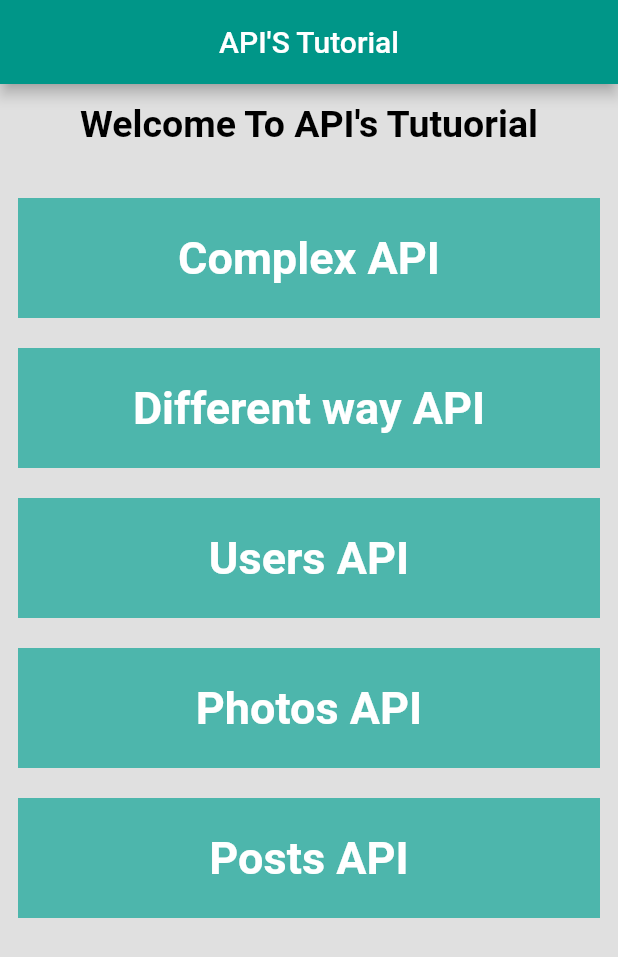
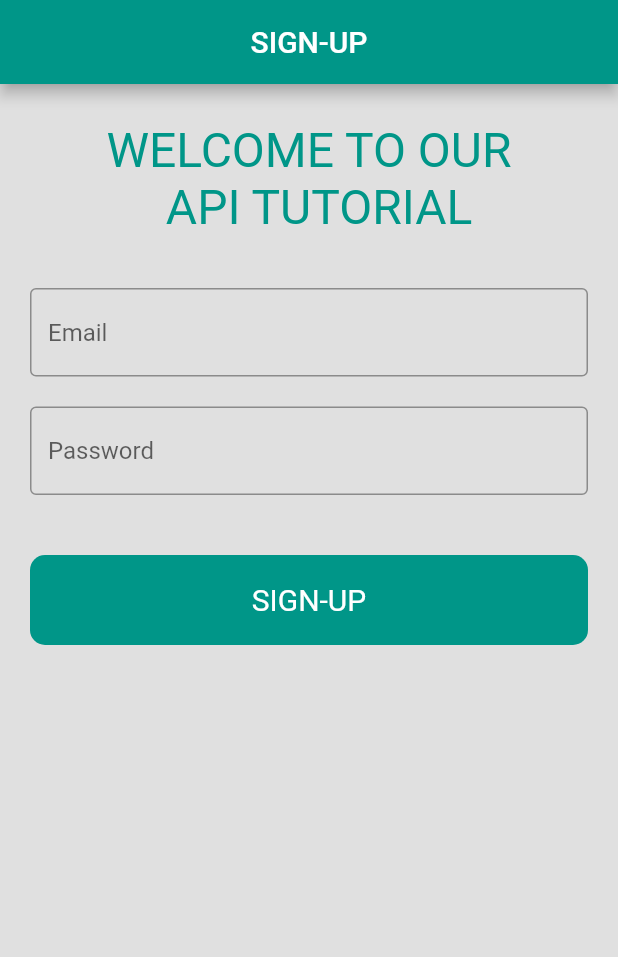
Before and after one commit to YaseenMughal/api_tutorial, a Flutter app: the screen it shows after launch, on a phone screen of 412 x 824 dp. Shown: the top 957 px of the screen. Run offline on Flutter 3.47's test engine with Material 2 defaults, Android fonts, the phone set to English and light mode, and no system bars.

Commit message:
complex api

```diff
--- a/lib/dashboard_screen.dart
+++ b/lib/dashboard_screen.dart
@@ -3,6 +3,7 @@ import 'package:api_tutorial/home_screen2.dart';
 import 'package:api_tutorial/home_screen3.dart';
 import 'package:api_tutorial/home_screen4.dart';
 import 'package:api_tutorial/home_screen5.dart';
+import 'package:api_tutorial/upload_image_screen.dart';
 import 'package:flutter/material.dart';
 
 class DashboardScreen extends StatefulWidget {
--- a/lib/main.dart
+++ b/lib/main.dart
@@ -1,5 +1,5 @@
-import 'package:api_tutorial/dashboard_screen.dart';
 import 'package:flutter/material.dart';
+import 'package:api_tutorial/signup.dart';
 
 void main() {
   runApp(const MyApp());
@@ -16,7 +16,7 @@ class MyApp extends StatelessWidget {
         primarySwatch: Colors.teal,
       ),
       debugShowCheckedModeBanner: false,
-      home: const DashboardScreen(),
+      home: const SignupScreen(),
     );
   }
 }
--- /dev/null
+++ b/lib/signup.dart
@@ -0,0 +1,100 @@
+import 'dart:convert';
+
+import 'package:api_tutorial/dashboard_screen.dart';
+import 'package:flutter/material.dart';
+import 'package:flutter/src/widgets/framework.dart';
+import 'package:flutter/src/widgets/placeholder.dart';
+import 'package:http/http.dart';
+
+class SignupScreen extends StatefulWidget {
+  const SignupScreen({super.key});
+
+  @override
+  State<SignupScreen> createState() => _SignupScreenState();
+}
+
+class _SignupScreenState extends State<SignupScreen> {
+  void login(email, password) async {
+    try {
+      Response response = await post(
+          Uri.parse('https://reqres.in/api/register'),
+          body: {'email': email, 'password': password});
+      if (response.statusCode == 200) {
+        var data = jsonDecode(response.body.toString());
+        print(data);
+        print("Account Created Successfully");
+        if (response.body == '') {
+          print("required email & password");
+        } else {
+          Navigator.push(
+              context,
+              MaterialPageRoute(
+                builder: (context) => DashboardScreen(),
+              ));
+        }
+      } else {
+        print("Failed to load");
+      }
+    } catch (e) {
+      print(e.toString());
+    }
+  }
+
+  TextEditingController emailController = TextEditingController();
+  TextEditingController passwordlController = TextEditingController();
+  @override
+  Widget build(BuildContext context) {
+    return Scaffold(
+      backgroundColor: Colors.grey[300],
+      appBar: AppBar(
+        title: Text("SIGN-UP"),
+        centerTitle: true,
+      ),
+      body: Padding(
+        padding: const EdgeInsets.only(top: 25, right: 20, left: 20),
+        child: SingleChildScrollView(
+          child: Column(
+            mainAxisAlignment: MainAxisAlignment.start,
+            crossAxisAlignment: CrossAxisAlignment.center,
+            children: [
+              Text(
+                "WELCOME TO OUR\n     API TUTORIAL",
+                style: TextStyle(fontSize: 32.0, color: Colors.teal),
+              ),
+              SizedBox(height: 35),
+              TextFormField(
+                controller: emailController,
+                decoration: InputDecoration(
+                    hintText: "Email", border: OutlineInputBorder()),
+              ),
+              SizedBox(height: 20),
+              TextFormField(
+                controller: passwordlController,
+                decoration: InputDecoration(
+                    hintText: "Password", border: OutlineInputBorder()),
+              ),
+              SizedBox(height: 40),
+              GestureDetector(
+                onTap: () {
+                  login(emailController.text.toString(),
+                      passwordlController.text.toString());
+                },
+                child: Container(
+                  height: 60,
+                  width: double.infinity,
+                  decoration: BoxDecoration(
+                      color: Colors.teal,
+                      borderRadius: BorderRadius.circular(10)),
+                  child: Center(
+                      child: Text("SIGN-UP",
+                          style:
+                              TextStyle(fontSize: 20.0, color: Colors.white))),
+                ),
+              )
+            ],
+          ),
+        ),
+      ),
+    );
+  }
+}
--- a/pubspec.yaml
+++ b/pubspec.yaml
@@ -36,6 +36,7 @@ dependencies:
   # Use with the CupertinoIcons class for iOS style icons.
   cupertino_icons: ^1.0.2
   http: ^0.13.6
+
 
 dev_dependencies:
   flutter_test:
```
Also changed, not shown: lib/home_screen5.dart (+3 -6 lines), 1 other file.
